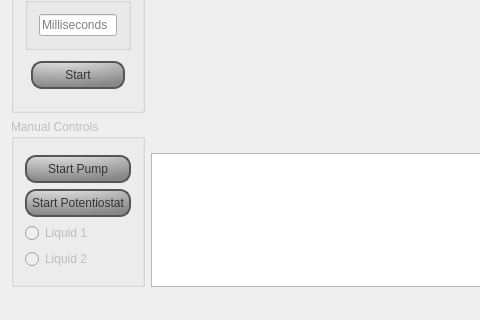
atraastrum/project-a-elec-e8002, file user-interface/ExperimentControl/mainwindow.ui: the form before one commit; both pictures show x 0 to 480 and y 359 to 679 of the 745 by 679 pixel window.
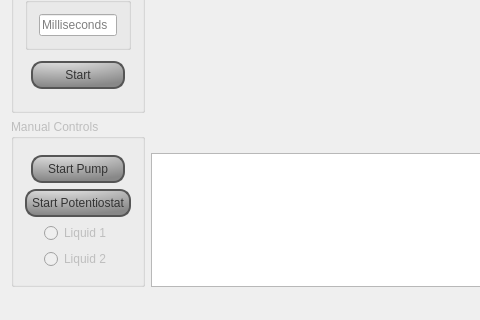
The form after the commit.

Commit message: Centralize the buttons

The edit to the form file:
```diff
--- a/user-interface/ExperimentControl/mainwindow.ui
+++ b/user-interface/ExperimentControl/mainwindow.ui
@@ -111,7 +111,7 @@
        <string>Manual Controls</string>
       </property>
       <layout class="QGridLayout" name="gridLayout_6">
-       <item row="4" column="0">
+       <item row="4" column="0" alignment="Qt::AlignHCenter">
         <widget class="QRadioButton" name="liquid2Control">
          <property name="text">
           <string>Liquid 2</string>
@@ -121,7 +121,7 @@
          </attribute>
         </widget>
        </item>
-       <item row="3" column="0">
+       <item row="3" column="0" alignment="Qt::AlignHCenter">
         <widget class="QRadioButton" name="liquid1Control">
          <property name="text">
           <string>Liquid 1</string>
@@ -138,7 +138,7 @@
          </property>
         </widget>
        </item>
-       <item row="1" column="0">
+       <item row="1" column="0" alignment="Qt::AlignHCenter">
         <widget class="QPushButton" name="startPumpButton">
          <property name="text">
           <string>Start Pump</string>
```
Left out of the diff: 4 changed lines with no effect on the pictures.
